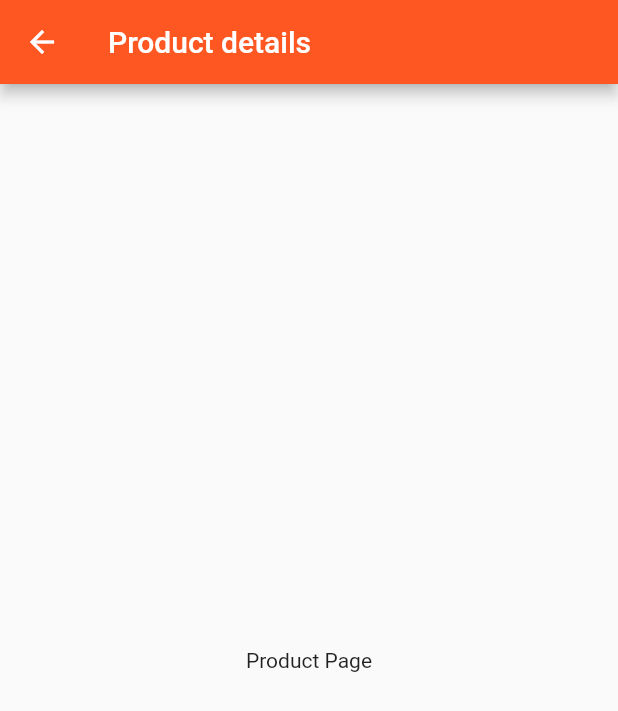
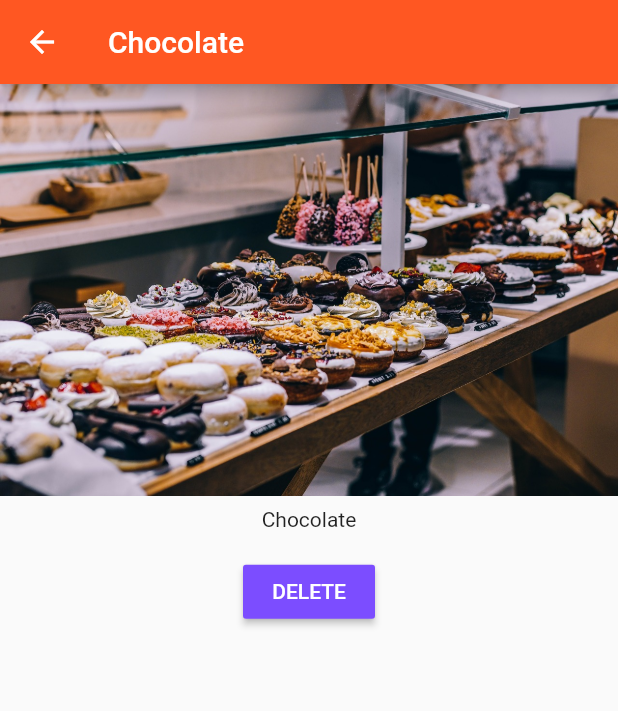
Before and after one commit to Daym3l/flutter_course, a Flutter app: the HomePage screen opened directly, after a tap on the "add" icon, after a tap on "Details", on a phone screen of 412 x 824 dp. Shown: the top 711 px of the screen. Run offline on Flutter 3.47's test engine with Material 2 defaults, Android fonts, the phone set to English and light mode, and no system bars.

Commit message:
section 6
- class 9

```diff
--- a/lib/main.dart
+++ b/lib/main.dart
@@ -1,5 +1,5 @@
 import 'package:flutter/material.dart';
-import './pages/home.dart';
+import 'package:flutter_course/pages/auth.dart';
 
 void main() => runApp(MyApp());
 
@@ -10,6 +10,6 @@ class MyApp extends StatelessWidget {
         theme: ThemeData(
             primarySwatch: Colors.deepOrange,
             accentColor: Colors.deepPurpleAccent),
-        home: HomePage());
+        home: AuthPage());
   }
 }
--- a/lib/pages/product.dart
+++ b/lib/pages/product.dart
@@ -1,15 +1,41 @@
 import 'package:flutter/material.dart';
 
 class ProductPage extends StatelessWidget {
+  final String title;
+  final String imageUrl;
+
+  ProductPage(this.title, this.imageUrl);
+
   @override
   Widget build(BuildContext context) {
-    return Scaffold(
-      appBar: AppBar(
-        title: Text('Product details'),
-      ),
-      body: Center(
-        child: Text('Product Page'),
-      ),
-    );
+    return WillPopScope(
+        child: Scaffold(
+          appBar: AppBar(
+            title: Text(title),
+          ),
+          body: Column(
+            crossAxisAlignment: CrossAxisAlignment.center,
+            children: [
+              Image.asset(imageUrl),
+              Container(
+                child: Text(title),
+                padding: EdgeInsets.all(8.0),
+              ),
+              Container(
+                child: RaisedButton(
+                    color: Theme.of(context).accentColor,
+                    textColor: Colors.white,
+                    child: Text("DELETE"),
+                    onPressed: () => Navigator.pop(context, true)),
+                padding: EdgeInsets.all(8.0),
+              )
+            ],
+          ),
+        ),
+        onWillPop: () {
+          print("saliendo");
+          Navigator.pop(context, false);
+          return Future.value(false);
+        });
   }
 }
--- a/lib/product_control.dart
+++ b/lib/product_control.dart
@@ -8,7 +8,7 @@ class ProductControl extends StatelessWidget {
     return FloatingActionButton(
       backgroundColor: Theme.of(context).accentColor,
       onPressed: () {
-        addProduct('Sweet');
+        addProduct({'title': 'Chocolate', 'image': 'assets/images/food.jpg'});
       },
       child: Icon(Icons.add),
     );
--- a/lib/product_manager.dart
+++ b/lib/product_manager.dart
@@ -3,7 +3,7 @@ import './products.dart';
 import './product_control.dart';
 
 class ProductManager extends StatefulWidget {
-  final String startingProducts;
+  final Map startingProducts;
 
   ProductManager({this.startingProducts});
 
@@ -14,7 +14,7 @@ class ProductManager extends StatefulWidget {
 }
 
 class _ProductManagerState extends State<ProductManager> {
-  List<String> _products = [];
+  List<Map<String, String>> _products = [];
 
   @override
   void initState() {
@@ -24,9 +24,15 @@ class _ProductManagerState extends State<ProductManager> {
     super.initState();
   }
 
-  void _addProducts(String product) {
+  void _addProducts(Map<String, String> product) {
     setState(() {
       _products.add(product);
+    });
+  }
+
+  void _deleteProduct(int index) {
+    setState(() {
+      _products.removeAt(index);
     });
   }
 
@@ -38,7 +44,7 @@ class _ProductManagerState extends State<ProductManager> {
           margin: EdgeInsets.all(4.0),
           child: ProductControl(_addProducts),
         ),
-        Expanded(child: Products(_products))
+        Expanded(child: Products(_products, deleteProduct: _deleteProduct))
       ],
     );
   }
--- a/lib/products.dart
+++ b/lib/products.dart
@@ -2,25 +2,34 @@ import 'package:flutter/material.dart';
 import './pages/product.dart';
 
 class Products extends StatelessWidget {
-  final List<String> products;
+  final List<Map<String, String>> products;
+  final Function deleteProduct;
 
-  Products([this.products = const []]);
+  Products(this.products, {this.deleteProduct});
 
   Widget _buildProductItem(BuildContext context, int index) {
     return Card(
       child: Column(
         children: [
-          Image.asset('assets/images/food.jpg'),
-          Text(products[index]),
+          Image.asset(products[index]['image']),
+          Text(products[index]['title']),
           ButtonBar(
             alignment: MainAxisAlignment.center,
             children: [
               FlatButton(
-                  child: Text('Details'),
-                  onPressed: () => Navigator.push(
-                      context,
-                      MaterialPageRoute(
-                          builder: (BuildContext context) => ProductPage())))
+                child: Text('Details'),
+                onPressed: () => Navigator.push(
+                  context,
+                  MaterialPageRoute(
+                    builder: (BuildContext context) => ProductPage(
+                        products[index]['title'], products[index]['image']),
+                  ),
+                ).then(
+                  (value) => {
+                    if (value) {deleteProduct(index)}
+                  },
+                ),
+              )
             ],
           )
         ],
```
Also changed, not shown: lib/pages/auth.dart (added, +23 -0 lines).
